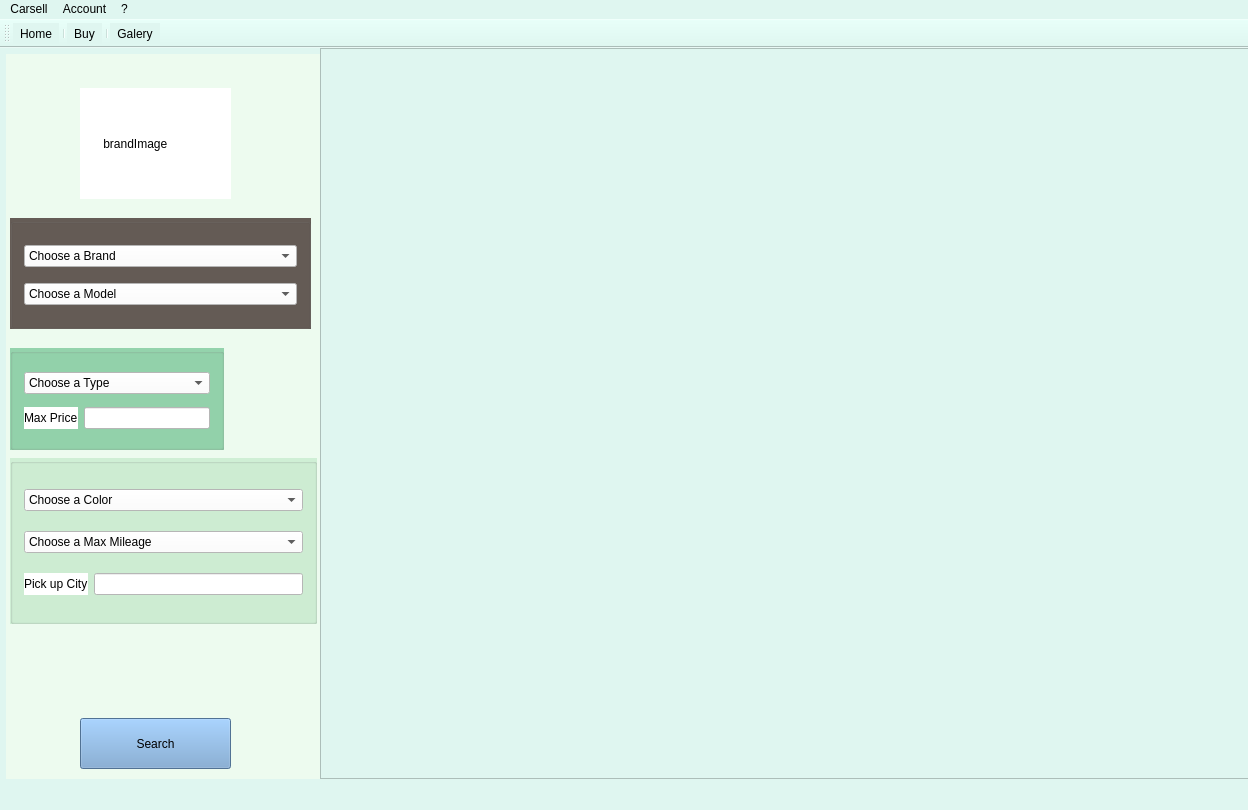
Old version of the form carsell.ui in the repository danieldir/carSellGui.
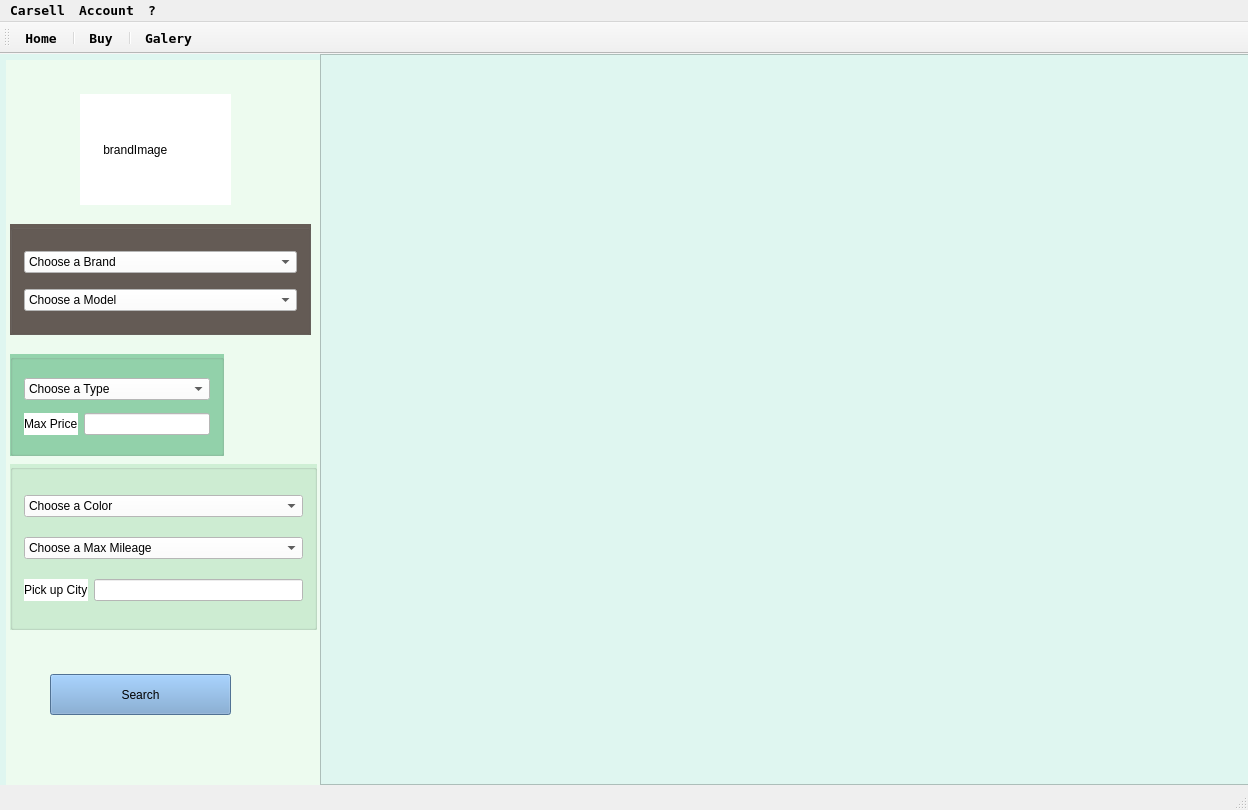
New version of the form. The open tabs and pages were chosen to show the change. Icons and pictures are not drawn.

The edit to the form file:
```diff
--- a/carsell.ui
+++ b/carsell.ui
@@ -22,7 +22,7 @@
    <string>Carsell</string>
   </property>
   <property name="styleSheet">
-   <string notr="true">background-color: rgb(223, 246, 240);</string>
+   <string notr="true"/>
   </property>
   <widget class="QWidget" name="centralWidget">
    <property name="styleSheet">
@@ -1161,6 +1161,9 @@
      <zorder>groupBox_3</zorder>
     </widget>
     <widget class="QWidget" name="BuyCarPage">
+     <property name="styleSheet">
+      <string notr="true">background-color: rgb(223, 246, 240);</string>
+     </property>
      <widget class="QGroupBox" name="groupBox_4">
       <property name="geometry">
        <rect>
@@ -1421,10 +1424,10 @@
      <widget class="QPushButton" name="searchButton">
       <property name="geometry">
        <rect>
-        <x>80</x>
-        <y>670</y>
-        <width>151</width>
-        <height>51</height>
+        <x>50</x>
+        <y>620</y>
+        <width>181</width>
+        <height>41</height>
        </rect>
       </property>
       <property name="styleSheet">
```
Left out of the diff: 23 changed lines with no effect on the pictures.
